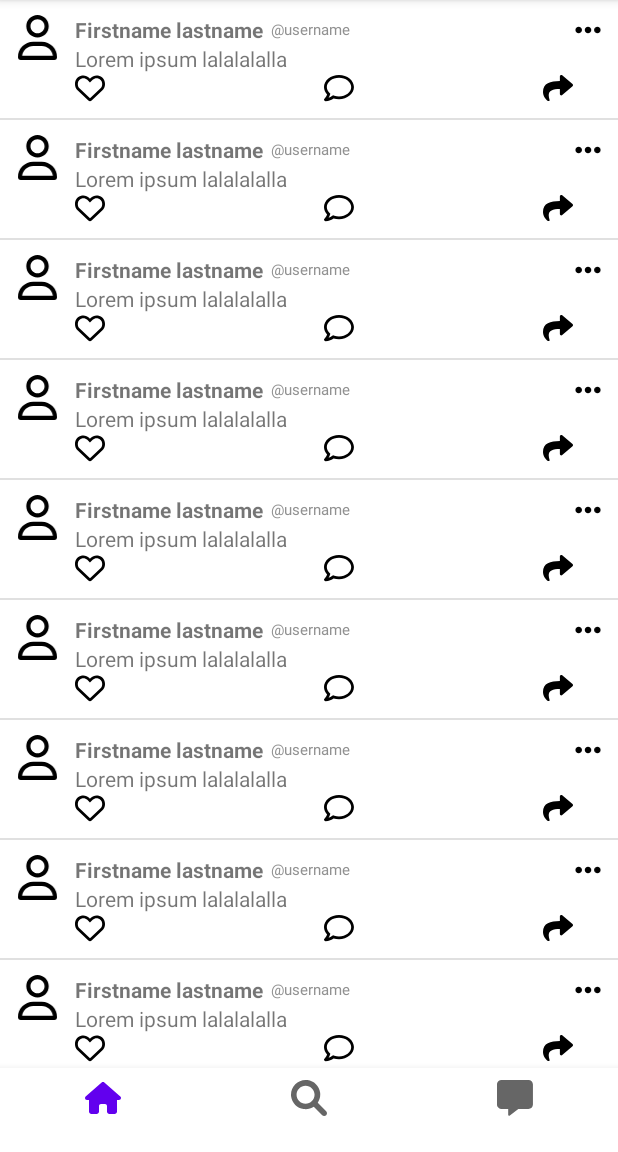
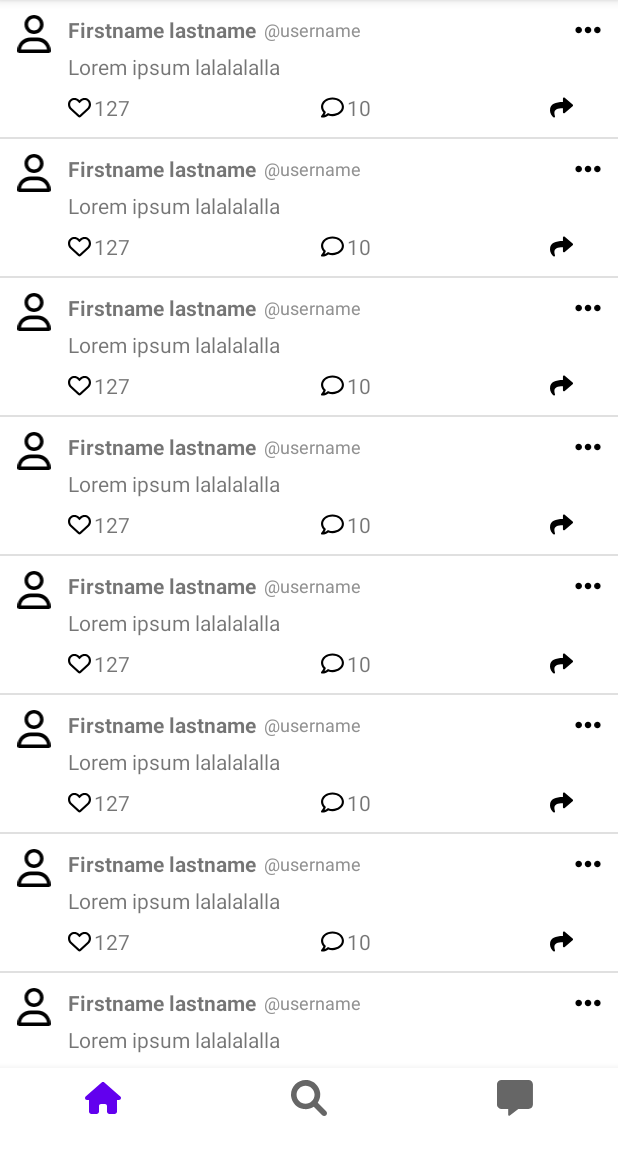
Before and after one commit to Coding-Cloud/Cloud-Coding-App, an Android app: the screen it shows after launch (MainActivity), on a phone screen of 412 x 824 dp, the part 84-1236 px from its top. Run offline under Robolectric (Android 15) with nearby library versions, the phone set to English and light mode, and no system bars; our stand-ins replace navigation-ui.

Commit message:
[CC-67]: Add likes and comments count

```diff
--- a/app/src/main/java/com/cloudcoding/features/post/PostItem.kt
+++ b/app/src/main/java/com/cloudcoding/features/post/PostItem.kt
@@ -10,4 +10,6 @@ class PostItem(v: View) : RecyclerView.ViewHolder(v) {
     val name: TextView = v.name
     val username: TextView = v.username
     val profilePicture: ImageView = v.profile_picture
+    val likeCount: TextView = v.like_count
+    val like: ImageView = v.like
 }
--- a/app/src/main/res/layout/post_item.xml
+++ b/app/src/main/res/layout/post_item.xml
@@ -8,8 +8,8 @@
 
     <ImageView
         android:id="@+id/profile_picture"
-        android:layout_width="30dp"
-        android:layout_height="30dp"
+        android:layout_width="25dp"
+        android:layout_height="25dp"
         app:layout_constraintStart_toStartOf="@id/guideline_start"
         app:layout_constraintTop_toTopOf="parent" />
 
@@ -32,7 +32,7 @@
         android:layout_marginStart="5dp"
         android:text="\@username"
         android:textColor="#919191"
-        android:textSize="10sp"
+        android:textSize="12sp"
         app:layout_constraintBottom_toBottomOf="@id/name"
         app:layout_constraintStart_toEndOf="@id/name"
         app:layout_constraintTop_toTopOf="parent" />
@@ -41,7 +41,7 @@
         android:id="@+id/content"
         android:layout_width="0dp"
         android:layout_height="wrap_content"
-        android:layout_marginBottom="5dp"
+        android:layout_marginTop="5dp"
         android:text="Lorem ipsum lalalalalla"
         app:layout_constraintEnd_toEndOf="@id/guideline_end"
         app:layout_constraintStart_toStartOf="@id/name"
@@ -58,28 +58,48 @@
 
     <ImageView
         android:id="@+id/like"
-        android:layout_width="20dp"
-        android:layout_height="20dp"
+        android:layout_width="15dp"
+        android:layout_height="15dp"
+        android:layout_marginTop="10dp"
         android:src="@drawable/ic_unliked"
         app:layout_constraintStart_toStartOf="@id/content"
         app:layout_constraintTop_toBottomOf="@id/content" />
 
+    <TextView
+        android:id="@+id/like_count"
+        android:layout_width="wrap_content"
+        android:layout_height="wrap_content"
+        android:layout_marginStart="2dp"
+        android:text="127"
+        app:layout_constraintTop_toTopOf="@id/like"
+        app:layout_constraintStart_toEndOf="@id/like"
+        app:layout_constraintBottom_toBottomOf="@id/like" />
+
     <ImageView
         android:id="@+id/comment"
-        android:layout_width="20dp"
-        android:layout_height="20dp"
+        android:layout_width="15dp"
+        android:layout_height="15dp"
         android:src="@drawable/ic_comment"
         app:layout_constraintEnd_toEndOf="@id/share"
         app:layout_constraintStart_toEndOf="@id/like"
-        app:layout_constraintTop_toBottomOf="@id/content" />
+        app:layout_constraintTop_toTopOf="@id/like"/>
+
+    <TextView
+        android:layout_width="wrap_content"
+        android:layout_height="wrap_content"
+        android:layout_marginStart="2dp"
+        android:text="10"
+        app:layout_constraintTop_toTopOf="@+id/comment"
+        app:layout_constraintBottom_toBottomOf="@id/comment"
+        app:layout_constraintStart_toEndOf="@id/comment"/>
 
     <ImageView
         android:id="@+id/share"
-        android:layout_width="20dp"
-        android:layout_height="20dp"
+        android:layout_width="15dp"
+        android:layout_height="15dp"
         android:src="@drawable/ic_share"
         app:layout_constraintEnd_toStartOf="@id/options"
-        app:layout_constraintTop_toBottomOf="@id/content" />
+        app:layout_constraintTop_toTopOf="@id/like" />
 
 
     <androidx.constraintlayout.widget.Guideline
```
